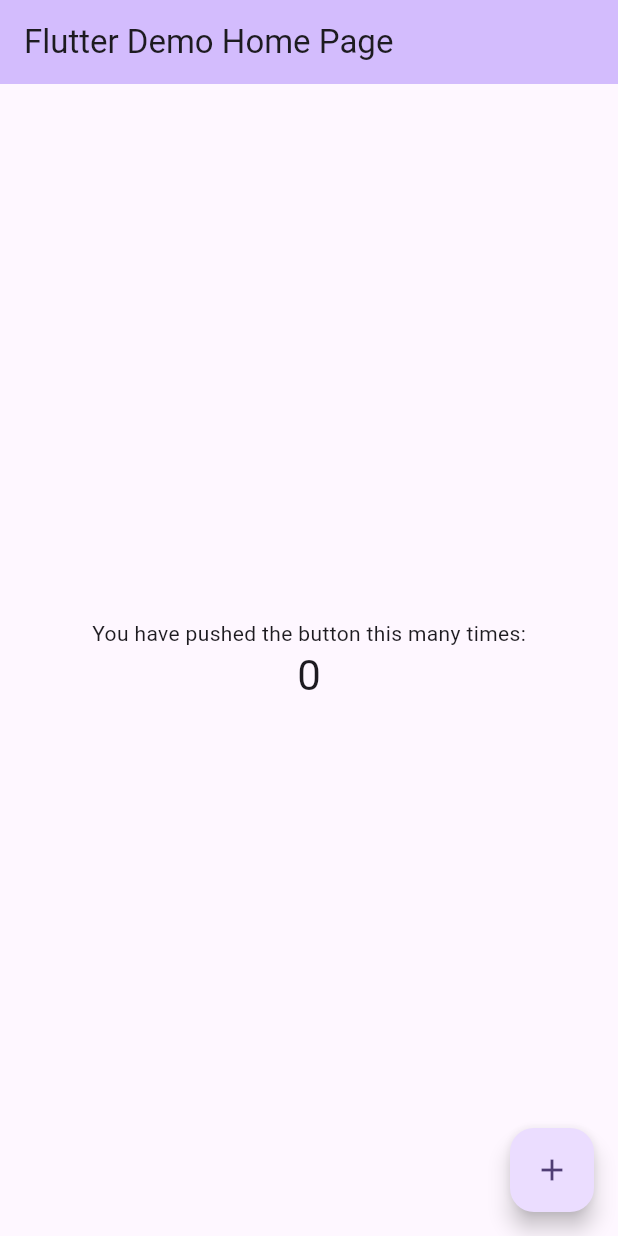
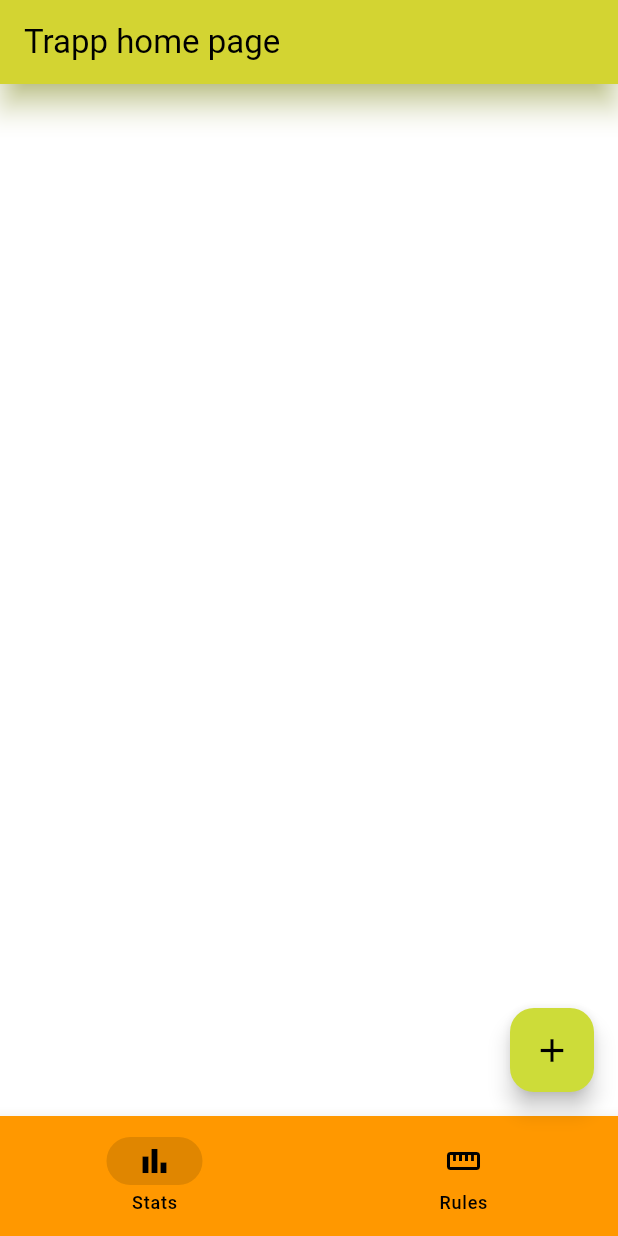
Before and after one commit to djcavei/trapp, a Flutter app: the screen it shows after launch, on a phone screen of 412 x 824 dp. Run offline on Flutter 3.47's test engine with Material 3 defaults, Android fonts, the light colour scheme and no system bars.

Commit message:
homepage draft

```diff
--- a/lib/main.dart
+++ b/lib/main.dart
@@ -1,4 +1,5 @@
 import 'package:flutter/material.dart';
+import 'package:flutter/services.dart';
 
 void main() {
   runApp(const MyApp());
@@ -10,13 +11,18 @@ class MyApp extends StatelessWidget {
   // This widget is the root of your application.
   @override
   Widget build(BuildContext context) {
+    SystemChrome.setPreferredOrientations([DeviceOrientation.portraitUp]);
     return MaterialApp(
-      title: 'Flutter Demo',
+      title: 'Trapp',
       theme: ThemeData(
-        colorScheme: ColorScheme.fromSeed(seedColor: Colors.deepPurple),
+        colorScheme: ColorScheme.fromSwatch(
+            backgroundColor: Colors.white70,
+            primarySwatch: Colors.orange,
+            accentColor: Colors.lime,
+            errorColor: Colors.red),
         useMaterial3: true,
       ),
-      home: const MyHomePage(title: 'Flutter Demo Home Page'),
+      home: const MyHomePage(title: 'Trapp home page'),
     );
   }
 }
@@ -31,41 +37,73 @@ class MyHomePage extends StatefulWidget {
 }
 
 class _MyHomePageState extends State<MyHomePage> {
-  int _counter = 0;
+  static final List<Widget> _widgets = <Widget>[
+    Column(
+      key: GlobalKey(),
+      crossAxisAlignment: CrossAxisAlignment.start,
+      children: [
+        Row(
+          key: GlobalKey(),
+          mainAxisAlignment: MainAxisAlignment.start,
+          crossAxisAlignment: CrossAxisAlignment.center,
+        )
+      ],
+    ),
+    Column(
+      key: GlobalKey(),
+      crossAxisAlignment: CrossAxisAlignment.start,
+      children: [],
+    ),
+  ];
 
-  void _incrementCounter() {
-    setState(() {
-      _counter++;
-    });
-  }
+  int _selectedIndex = 0;
 
   @override
   Widget build(BuildContext context) {
+    final colorScheme = Theme.of(context)
+        .colorScheme; // todo capisci diff tra const e final in flutter
     return Scaffold(
       appBar: AppBar(
-        // change color while the other colors stay the same.
-        backgroundColor: Theme.of(context).colorScheme.inversePrimary,
+        backgroundColor: Theme.of(context).colorScheme.secondary,
         title: Text(widget.title),
+        elevation: 8,
+        shadowColor: colorScheme.secondary,
+      ),
+      bottomNavigationBar: NavigationBar(
+        backgroundColor: colorScheme.primary,
+        indicatorColor: Colors.black12,
+        selectedIndex: _selectedIndex,
+        onDestinationSelected: _onItemSelected,
+        destinations: const <Widget>[
+          NavigationDestination(
+              selectedIcon: Icon(Icons.bar_chart),
+              icon: Icon(Icons.bar_chart_outlined),
+              label: "Stats"),
+          NavigationDestination(
+              selectedIcon: Icon(Icons.straighten),
+              icon: Icon(Icons.straighten_outlined),
+              label: "Rules"),
+        ],
+        elevation: 8,
+        shadowColor: colorScheme.primary,
       ),
       body: Center(
-        child: Column(
-          mainAxisAlignment: MainAxisAlignment.center,
-          children: <Widget>[
-            const Text(
-              'You have pushed the button this many times:',
-            ),
-            Text(
-              '$_counter',
-              style: Theme.of(context).textTheme.headlineMedium,
-            ),
-          ],
-        ),
+        child: _widgets.elementAt(_selectedIndex),
       ),
       floatingActionButton: FloatingActionButton(
-        onPressed: _incrementCounter,
-        tooltip: 'Increment',
-        child: const Icon(Icons.add),
+        backgroundColor: colorScheme.secondary,
+        onPressed: () {},
+        child: const Icon(
+          Icons.add,
+          size: 26,
+        ),
       ),
     );
   }
+
+  void _onItemSelected(int idx) {
+    setState(() {
+      _selectedIndex = idx;
+    });
+  }
 }
```
